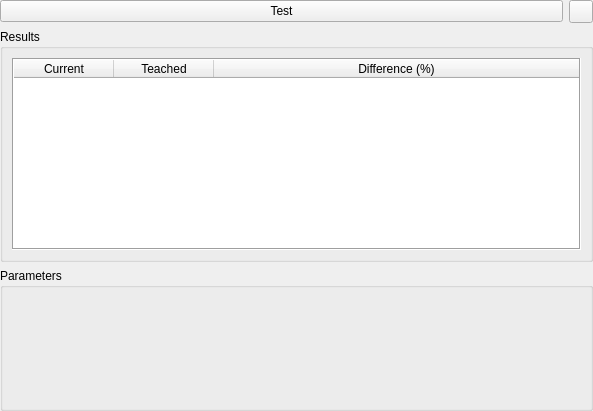
Before: the Qt Designer form AcfSln/Include/iqtipr/CColorPatternComparatorGuiComp.ui in ImagingTools/AcfPublic, drawn with Qt 5.
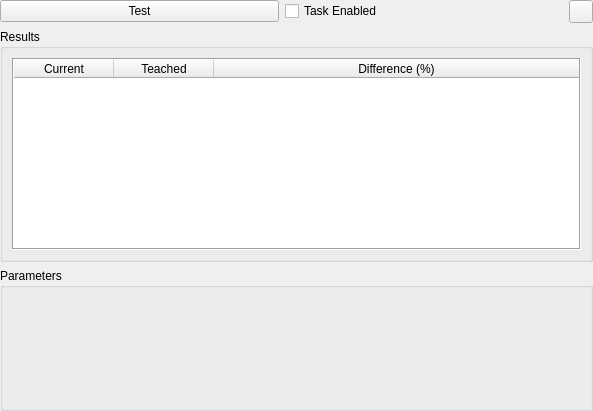
After: the same form once the commit is applied. Icons and pictures are not drawn.

The edit to the form file:
```diff
--- a/AcfSln/Include/iqtipr/CColorPatternComparatorGuiComp.ui
+++ b/AcfSln/Include/iqtipr/CColorPatternComparatorGuiComp.ui
@@ -42,6 +42,13 @@
        </property>
       </widget>
      </item>
+     <item>
+      <widget class="QCheckBox" name="TaskEnabledCB">
+       <property name="text">
+        <string>Task Enabled</string>
+       </property>
+      </widget>
+     </item>
      <item>
       <widget class="QToolButton" name="AutoUpdateButton">
        <property name="sizePolicy">
```
Left out of the diff: 15 changed lines with no effect on the pictures.
